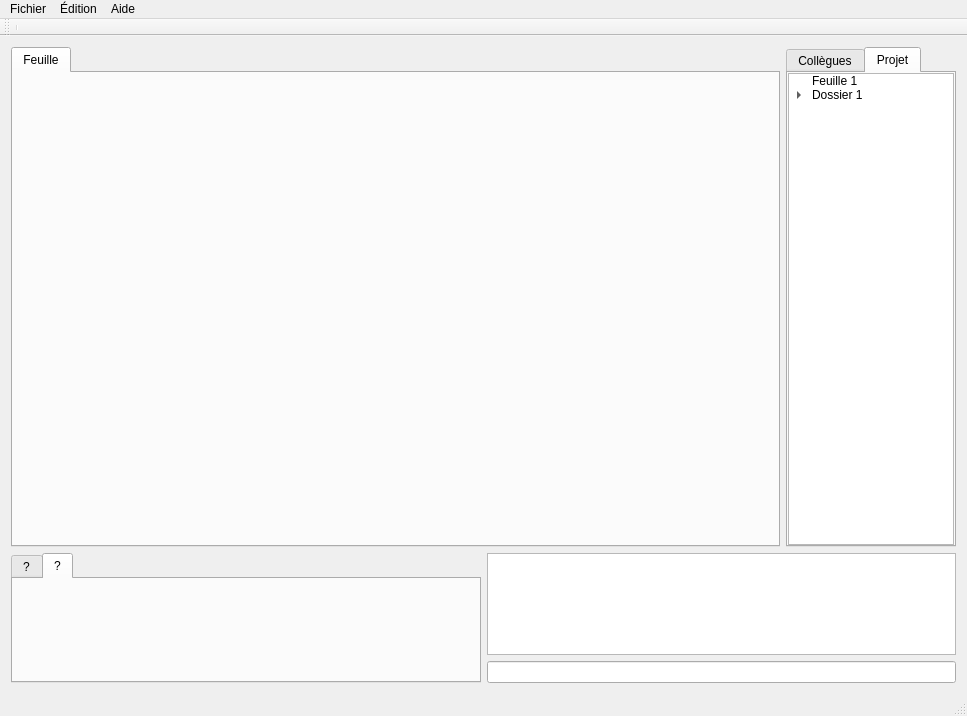
The window that Client/Client_Synergie/fenetreprincipale.ui (im-jon/CLL-Synergie) describes before a commit, drawn with Qt 5.
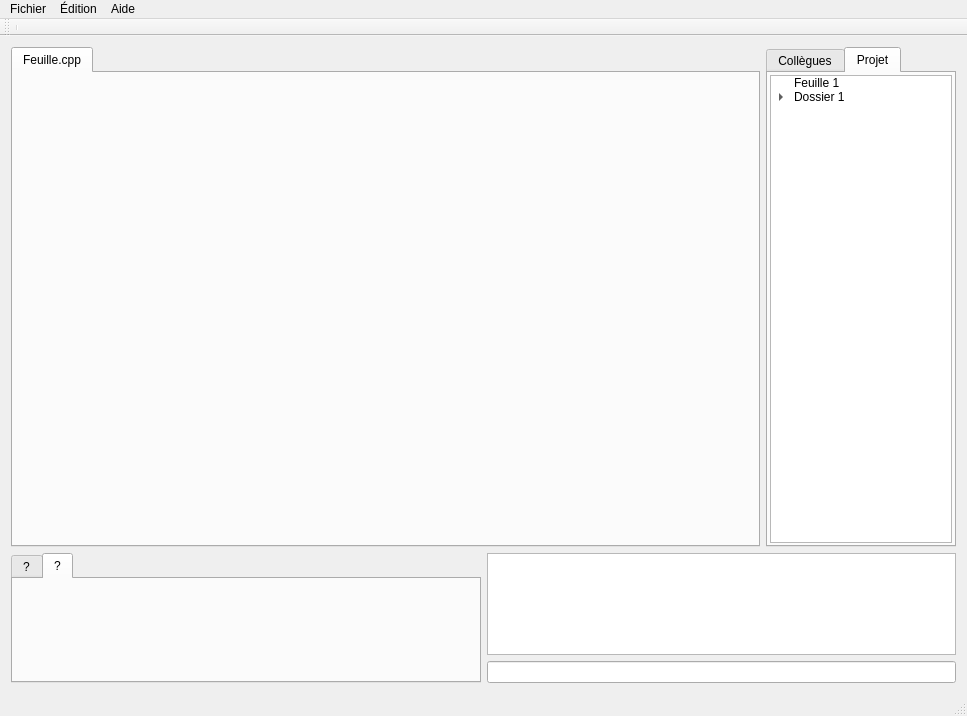
The same window after the commit. The open tabs and pages were chosen to show the change. Icons and pictures are not drawn.

Commit message: Icônification de l'UI

```diff
--- a/Client/Client_Synergie/fenetreprincipale.ui
+++ b/Client/Client_Synergie/fenetreprincipale.ui
@@ -43,7 +43,7 @@
          </property>
          <widget class="QWidget" name="tabFeuille1">
           <attribute name="title">
-           <string>Feuille</string>
+           <string>Feuille.cpp</string>
           </attribute>
           <layout class="QGridLayout" name="gridLayout_2">
            <property name="margin">
@@ -66,7 +66,7 @@
          </property>
          <property name="maximumSize">
           <size>
-           <width>170</width>
+           <width>190</width>
            <height>16777215</height>
           </size>
          </property>
@@ -105,7 +105,7 @@
           </attribute>
           <layout class="QGridLayout" name="gridLayout_4">
            <property name="margin">
-            <number>0</number>
+            <number>2</number>
            </property>
            <item row="0" column="0">
             <widget class="QTreeWidget" name="treeWidget">
```
Left out of the diff: 14 changed lines with no effect on the pictures. The commit also changes 2 other files.
